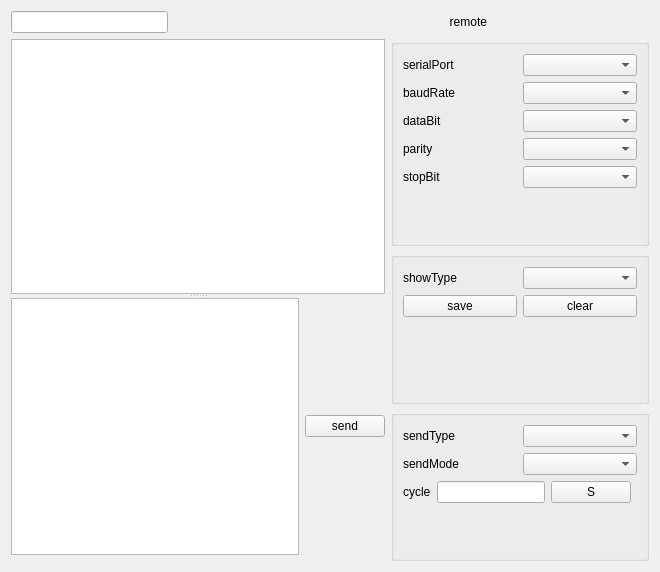
First picture: the form in src/serialwindow.ui, repository aiwang23/serialPortTools, before the edit.
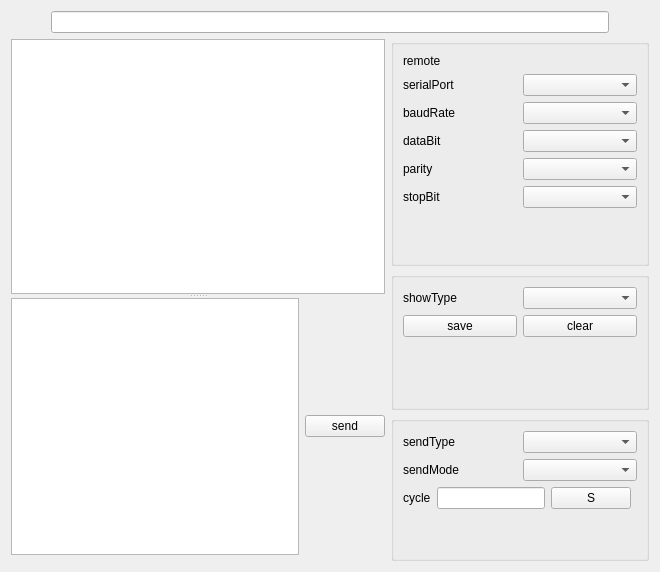
Second picture: the form after the edit. Custom widgets are drawn as their Qt base class.

```diff
--- a/src/serialwindow.ui
+++ b/src/serialwindow.ui
@@ -14,42 +14,6 @@
    <string>serialwindow</string>
   </property>
   <layout class="QGridLayout" name="gridLayout" columnstretch="1,0">
-   <item row="0" column="0" colspan="2">
-    <layout class="QHBoxLayout" name="horizontalLayout_top" stretch="1,1,1,1">
-     <item>
-      <widget class="ElaLineEdit" name="lineEdit_url"/>
-     </item>
-     <item>
-      <spacer name="horizontalSpacer">
-       <property name="orientation">
-        <enum>Qt::Horizontal</enum>
-       </property>
-       <property name="sizeHint" stdset="0">
-        <size>
-         <width>40</width>
-         <height>20</height>
-        </size>
-       </property>
-      </spacer>
-     </item>
-     <item>
-      <widget class="ElaText" name="label_url">
-       <property name="layoutDirection">
-        <enum>Qt::LeftToRight</enum>
-       </property>
-       <property name="text">
-        <string>remote</string>
-       </property>
-       <property name="alignment">
-        <set>Qt::AlignRight|Qt::AlignTrailing|Qt::AlignVCenter</set>
-       </property>
-      </widget>
-     </item>
-     <item>
-      <widget class="ElaToggleSwitch" name="toggleswitch_url" native="true"/>
-     </item>
-    </layout>
-   </item>
    <item row="1" column="0" rowspan="3">
     <widget class="QSplitter" name="splitter_data">
      <property name="orientation">
@@ -82,6 +46,26 @@
    <item row="1" column="1">
     <widget class="QGroupBox" name="groupBox_port">
      <layout class="QVBoxLayout" name="verticalLayout_2">
+      <item>
+       <layout class="QHBoxLayout" name="horizontalLayout_10">
+        <item>
+         <widget class="ElaText" name="label_url">
+          <property name="layoutDirection">
+           <enum>Qt::LeftToRight</enum>
+          </property>
+          <property name="text">
+           <string>remote</string>
+          </property>
+          <property name="alignment">
+           <set>Qt::AlignLeading|Qt::AlignLeft|Qt::AlignVCenter</set>
+          </property>
+         </widget>
+        </item>
+        <item>
+         <widget class="ElaToggleSwitch" name="toggleswitch_url" native="true"/>
+        </item>
+       </layout>
+      </item>
       <item>
        <layout class="QHBoxLayout" name="horizontalLayout_0">
         <item>
@@ -299,6 +283,39 @@
      </layout>
     </widget>
    </item>
+   <item row="0" column="0" colspan="2">
+    <layout class="QHBoxLayout" name="horizontalLayout_top" stretch="0,1,0">
+     <item>
+      <spacer name="horizontalSpacer">
+       <property name="orientation">
+        <enum>Qt::Horizontal</enum>
+       </property>
+       <property name="sizeHint" stdset="0">
+        <size>
+         <width>40</width>
+         <height>20</height>
+        </size>
+       </property>
+      </spacer>
+     </item>
+     <item>
+      <widget class="ElaLineEdit" name="lineEdit_url"/>
+     </item>
+     <item>
+      <spacer name="horizontalSpacer_2">
+       <property name="orientation">
+        <enum>Qt::Horizontal</enum>
+       </property>
+       <property name="sizeHint" stdset="0">
+        <size>
+         <width>40</width>
+         <height>20</height>
+        </size>
+       </property>
+      </spacer>
+     </item>
+    </layout>
+   </item>
   </layout>
  </widget>
  <customwidgets>
```
